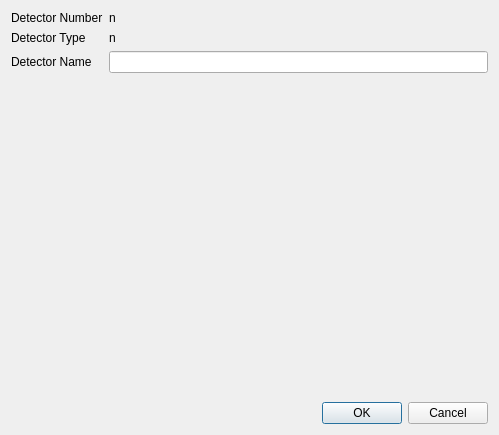
This is libraries/qxrdlib/qxrdperkinelmerdialog.ui in guyjennings/qxrd as Qt 5 draws it before an edit. The edited form follows.
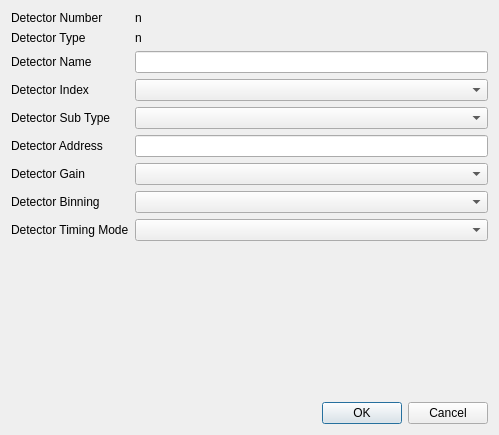
This is the edited form.

Commit message: Removed QxrdDetectorProxy and friends

Patch:
```diff
--- a/libraries/qxrdlib/qxrdperkinelmerdialog.ui
+++ b/libraries/qxrdlib/qxrdperkinelmerdialog.ui
@@ -14,17 +14,10 @@
    <string>Dialog</string>
   </property>
   <layout class="QGridLayout" name="gridLayout">
-   <item row="0" column="0">
-    <widget class="QLabel" name="label">
+   <item row="7" column="0">
+    <widget class="QLabel" name="label_8">
      <property name="text">
-      <string>Detector Number</string>
-     </property>
-    </widget>
-   </item>
-   <item row="0" column="1">
-    <widget class="QLabel" name="m_DetectorNumber">
-     <property name="text">
-      <string>n</string>
+      <string>Detector Binning</string>
      </property>
     </widget>
    </item>
@@ -35,13 +28,6 @@
      </property>
     </widget>
    </item>
-   <item row="1" column="1">
-    <widget class="QLabel" name="m_DetectorType">
-     <property name="text">
-      <string>n</string>
-     </property>
-    </widget>
-   </item>
    <item row="2" column="0">
     <widget class="QLabel" name="label_3">
      <property name="text">
@@ -49,10 +35,41 @@
      </property>
     </widget>
    </item>
+   <item row="0" column="0">
+    <widget class="QLabel" name="label">
+     <property name="text">
+      <string>Detector Number</string>
+     </property>
+    </widget>
+   </item>
+   <item row="0" column="1">
+    <widget class="QLabel" name="m_DetectorNumber">
+     <property name="text">
+      <string>n</string>
+     </property>
+    </widget>
+   </item>
    <item row="2" column="1">
     <widget class="QLineEdit" name="m_DetectorName"/>
    </item>
-   <item row="3" column="0" colspan="2">
+   <item row="1" column="1">
+    <widget class="QLabel" name="m_DetectorType">
+     <property name="text">
+      <string>n</string>
+     </property>
+    </widget>
+   </item>
+   <item row="10" column="0" colspan="2">
+    <widget class="QDialogButtonBox" name="buttonBox">
+     <property name="orientation">
+      <enum>Qt::Horizontal</enum>
+     </property>
+     <property name="standardButtons">
+      <set>QDialogButtonBox::Cancel|QDialogButtonBox::Ok</set>
+     </property>
+    </widget>
+   </item>
+   <item row="9" column="0" colspan="2">
     <spacer name="verticalSpacer">
      <property name="orientation">
       <enum>Qt::Vertical</enum>
@@ -60,21 +77,64 @@
      <property name="sizeHint" stdset="0">
       <size>
        <width>379</width>
-       <height>289</height>
+       <height>108</height>
       </size>
      </property>
     </spacer>
    </item>
-   <item row="4" column="0" colspan="2">
-    <widget class="QDialogButtonBox" name="buttonBox">
-     <property name="orientation">
-      <enum>Qt::Horizontal</enum>
+   <item row="6" column="0">
+    <widget class="QLabel" name="label_7">
+     <property name="text">
+      <string>Detector Gain</string>
      </property>
-     <property name="standardButtons">
-      <set>QDialogButtonBox::Cancel|QDialogButtonBox::Ok</set>
+    </widget>
+   </item>
+   <item row="4" column="0">
+    <widget class="QLabel" name="label_5">
+     <property name="text">
+      <string>Detector Sub Type</string>
      </property>
     </widget>
    </item>
+   <item row="3" column="0">
+    <widget class="QLabel" name="label_4">
+     <property name="text">
+      <string>Detector Index</string>
+     </property>
+    </widget>
+   </item>
+   <item row="5" column="0">
+    <widget class="QLabel" name="label_6">
+     <property name="text">
+      <string>Detector Address</string>
+     </property>
+    </widget>
+   </item>
+   <item row="8" column="0">
+    <widget class="QLabel" name="label_9">
+     <property name="text">
+      <string>Detector Timing Mode</string>
+     </property>
+    </widget>
+   </item>
+   <item row="3" column="1">
+    <widget class="QComboBox" name="m_DetectorIndex"/>
+   </item>
+   <item row="4" column="1">
+    <widget class="QComboBox" name="m_DetectorSubType"/>
+   </item>
+   <item row="5" column="1">
+    <widget class="QLineEdit" name="m_DetectorAddress"/>
+   </item>
+   <item row="6" column="1">
+    <widget class="QComboBox" name="m_DetectorGain"/>
+   </item>
+   <item row="7" column="1">
+    <widget class="QComboBox" name="m_DetectorBinning"/>
+   </item>
+   <item row="8" column="1">
+    <widget class="QComboBox" name="m_DetectorTiming"/>
+   </item>
   </layout>
  </widget>
  <resources/>
```
The commit also changes 31 other files.
